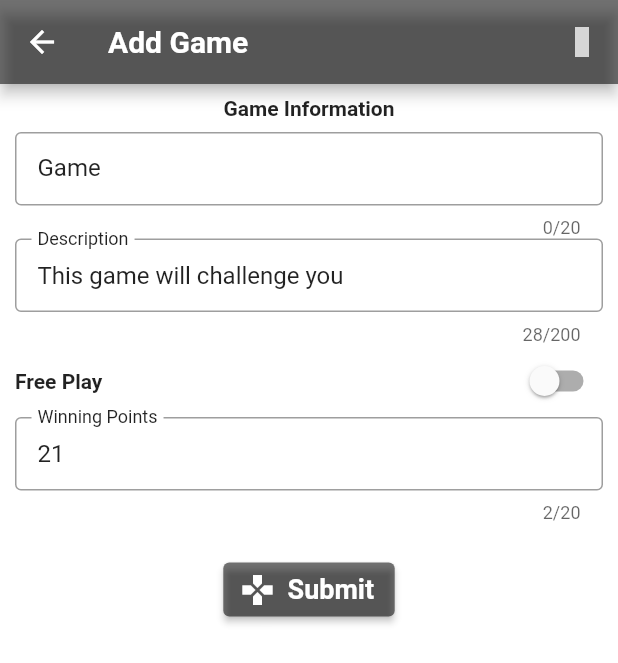
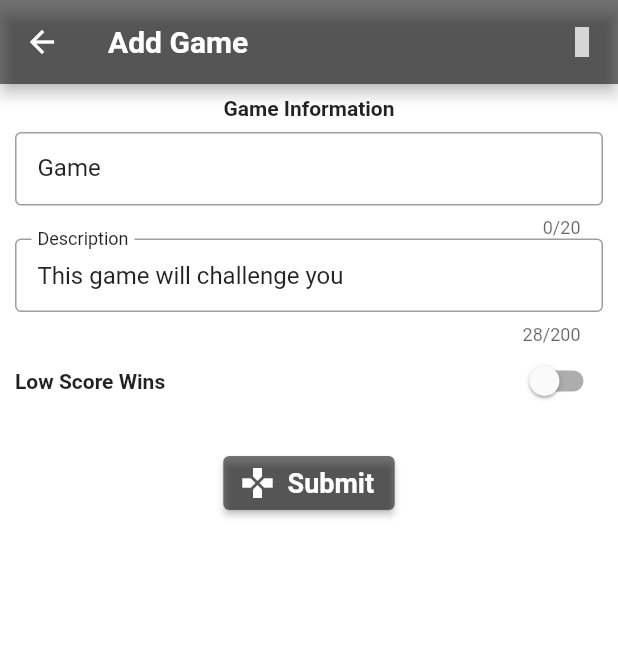
Before and after one commit to outlaws42/score, a Flutter app: the GameScreen screen opened by its route, after a tap on the "add circle" icon, on a phone screen of 412 x 824 dp. Shown: the top 663 px of the screen. Run offline on Flutter 3.47's test engine with Material 2 defaults, Android fonts, the phone set to English and light mode, and no system bars; our stand-ins replace flutter_colorpicker, flutter_markdown, flutter_riverpod, get, material_design_icons_flutter, package_info_plus and 3 more; missing offline and left inert: filesystem_picker; accounts and stored records are empty; network calls fail; grey boxes are pictures that could not be loaded.

Commit message:
Added random tile colors/add game and player logic

```diff
--- a/lib/views/game_form.dart
+++ b/lib/views/game_form.dart
@@ -16,48 +16,48 @@ class _GameFormState extends State<GameForm> {
   TextEditingController _descriptionController = TextEditingController(
     text: "This game will challenge you",
   );
-  TextEditingController _endscoreController = TextEditingController(text: '21');
+  // TextEditingController _endscoreController = TextEditingController(text: '21');
   // final _lowScoreController = TextEditingController(text: '0');
 
   int _lowScoreInt = 0;
-  int _freePlayInt = 0;
+  // int _freePlayInt = 0;
 
   final _formKey = GlobalKey<FormState>();
 
   void _save(
     String name,
     String description,
-    int endScore,
+    // int endScore,
     int lowScore,
-    int freePlay,
+    // int freePlay,
   ) {
     // Save for each field save
     if (name.isEmpty) {
       return;
     }
     final lowScoreSwitch = lowScore == 0 ? false : true;
-    final freePlaySwitch = freePlay == 0 ? false : true;
-    int _dtUtcMs = DateTime.now().toUtc().millisecondsSinceEpoch;
+    // final freePlaySwitch = freePlay == 0 ? false : true;
+    // int _dtUtcMs = DateTime.now().toUtc().millisecondsSinceEpoch;
 
     if (arguments[0] == "form_edit") {
       context.read(gameProvider).updateGame(
             gameId: arguments[1],
             name: name,
             description: description,
-            endScore: endScore,
+            // endScore: endScore,
             lowScore: lowScore,
-            freePlay: freePlay,
+            // freePlay: freePlay,
           );
     } else {
-      context.read(gameProvider).addGameForm(
+      context.read(gameProvider).addGame(
             name: name,
             description: description,
-            endScore: endScore,
+            // endScore: endScore,
             lowScore: lowScoreSwitch,
-            freePlay: freePlaySwitch,
-            dateTime: _dtUtcMs,
+            // freePlay: freePlaySwitch,
+            // dateTime: _dtUtcMs,
           );
-      context.read(gameProvider).fetchGame();
+      // context.read(gameProvider).fetchGame();
     }
 
     Get.back(result: "game_form");
@@ -72,9 +72,9 @@ class _GameFormState extends State<GameForm> {
       _descriptionController = TextEditingController(
         text: arguments[3].toString(),
       );
-      _endscoreController = TextEditingController(
-        text: arguments[4].toString(),
-      );
+      // _endscoreController = TextEditingController(
+        // text: arguments[4].toString(),
+      // );
     }
     return Scaffold(
       appBar: AppBar(
@@ -95,8 +95,8 @@ class _GameFormState extends State<GameForm> {
         final gameData = watch(gameProvider);
         final _isLowScore =
             arguments[0] == 'form_edit' ? arguments[5] : gameData.isLowScore;
-        final _isFreePlay =
-            arguments[0] == 'form_edit' ? arguments[6] : gameData.isFreePlay;
+        // final _isFreePlay =
+        //     arguments[0] == 'form_edit' ? arguments[6] : gameData.isFreePlay;
         return SingleChildScrollView(
           child: Form(
             key: _formKey,
@@ -126,45 +126,45 @@ class _GameFormState extends State<GameForm> {
                   maxLength: 200,
                 ),
                 // Free Playe (Toggle)
-                Container(
-                  margin: EdgeInsets.fromLTRB(10, 0, 10, 0),
-                  child: Row(
-                    mainAxisAlignment: MainAxisAlignment.spaceBetween,
-                    children: [
-                      Text(
-                        'Free Play',
-                        style: Theme.of(context).textTheme.headline6,
-                      ),
-                      Switch(
-                        value: _isFreePlay,
-                        onChanged: (boolVal) {
-                          _freePlayInt = boolVal == false ? 0 : 1;
-                          context.read(gameProvider).updateFreePlay();
-                        },
-                        activeTrackColor:
-                            Theme.of(context).colorScheme.secondary,
-                        activeColor:
-                            Theme.of(context).colorScheme.primaryVariant,
-                      ),
-                    ],
-                  ),
-                ),
+                // Container(
+                //   margin: EdgeInsets.fromLTRB(10, 0, 10, 0),
+                //   child: Row(
+                //     mainAxisAlignment: MainAxisAlignment.spaceBetween,
+                //     children: [
+                //       Text(
+                //         'Free Play',
+                //         style: Theme.of(context).textTheme.headline6,
+                //       ),
+                //       Switch(
+                //         value: _isFreePlay,
+                //         onChanged: (boolVal) {
+                //           _freePlayInt = boolVal == false ? 0 : 1;
+                //           context.read(gameProvider).updateFreePlay();
+                //         },
+                //         activeTrackColor:
+                //             Theme.of(context).colorScheme.secondary,
+                //         activeColor:
+                //             Theme.of(context).colorScheme.primaryVariant,
+                //       ),
+                //     ],
+                //   ),
+                // ),
 
                 // End Score
-                _isFreePlay == false
-                    ? FormWidgets.formTextInputValidation(
-                        context: context,
-                        controller: _endscoreController,
-                        labelText: "Winning Points",
-                        hintText:
-                            'How many points needed to win the game (Required)',
-                        maxLength: 20,
-                        blankFieldMessage: "Please fill in the winning score")
-                    : Container(),
+                // _isFreePlay == false
+                //     ? FormWidgets.formTextInputValidation(
+                //         context: context,
+                //         controller: _endscoreController,
+                //         labelText: "Winning Points",
+                //         hintText:
+                //             'How many points needed to win the game (Required)',
+                //         maxLength: 20,
+                //         blankFieldMessage: "Please fill in the winning score")
+                //     : Container(),
 
                 // Low Score Wins (Toggle)
-                _isFreePlay == true
-                    ? Container(
+                // _isFreePlay == true
+                    Container(
                         margin: EdgeInsets.fromLTRB(10, 0, 10, 0),
                         child: Row(
                           mainAxisAlignment: MainAxisAlignment.spaceBetween,
@@ -186,33 +186,33 @@ class _GameFormState extends State<GameForm> {
                             ),
                           ],
                         ),
-                      )
-                    : Container(),
+                      ),
+                    // : Container(),
 
                 // Submit Button
                 Container(
                   margin: EdgeInsets.fromLTRB(0, 20, 0, 0),
                   child: ElevatedButton.icon(
                     onPressed: () {
-                      if (_isFreePlay == true) {
-                        _endscoreController = TextEditingController(text: '21');
-                      }
+                      // if (_isFreePlay == true) {
+                      //   _endscoreController = TextEditingController(text: '21');
+                      // }
                       if (_formKey.currentState!.validate()) {
                         _save(
                           _nameController.text,
                           _descriptionController.text,
-                          int.parse(
-                            _endscoreController.text,
-                          ),
+                          // int.parse(
+                            // _endscoreController.text,
+                          // ),
                           _lowScoreInt,
-                          _freePlayInt,
+                          // _freePlayInt,
                         );
                         if (_isLowScore == true) {
                           context.read(gameProvider).updateLowScore();
                         }
-                        if (_isFreePlay == true) {
-                          context.read(gameProvider).updateFreePlay();
-                        }
+                        // if (_isFreePlay == true) {
+                        //   context.read(gameProvider).updateFreePlay();
+                        // }
                       }
                     },
                     style: ElevatedButton.styleFrom(
--- a/lib/views/player_form.dart
+++ b/lib/views/player_form.dart
@@ -31,8 +31,8 @@ class _PlayerFormState extends State<PlayerForm> {
     } else {
       controller.addPlayerForm(
         name: name,
-        wins: wins,
-        dateTime: _dtUtcMs,
+        // wins: wins,
+        // dateTime: _dtUtcMs,
       );
       controller.fetchPlayer();
     }
```
Also changed, not shown: lib/controllers/game_provider.dart (+96 -61 lines), lib/controllers/match_provider.dart (+32 -14 lines), lib/controllers/player_provider.dart (+64 -15 lines), lib/views/match_form.dart (+48 -22 lines).
